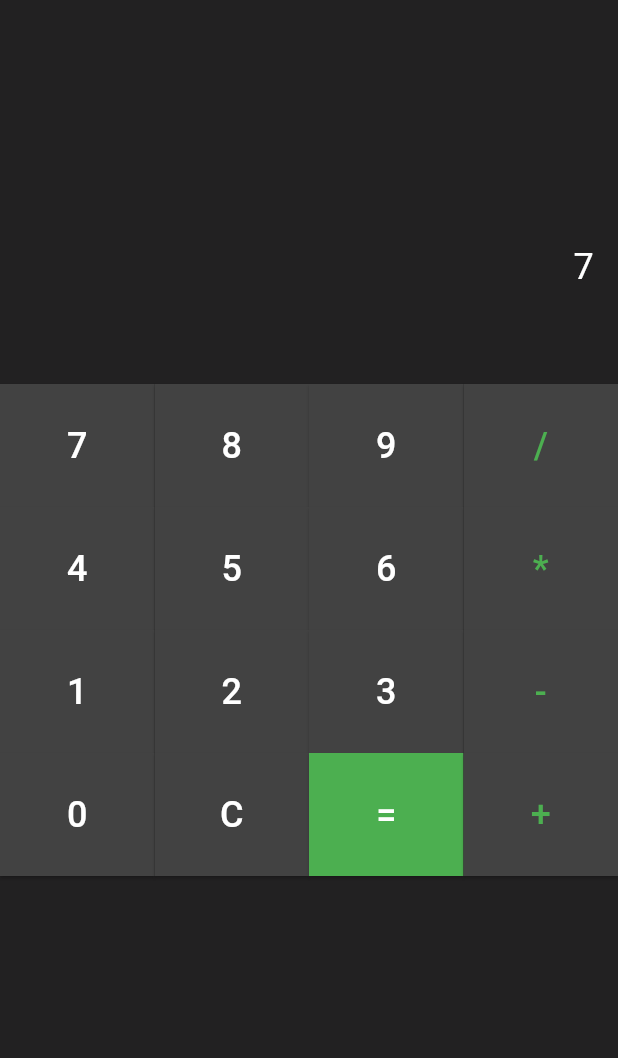
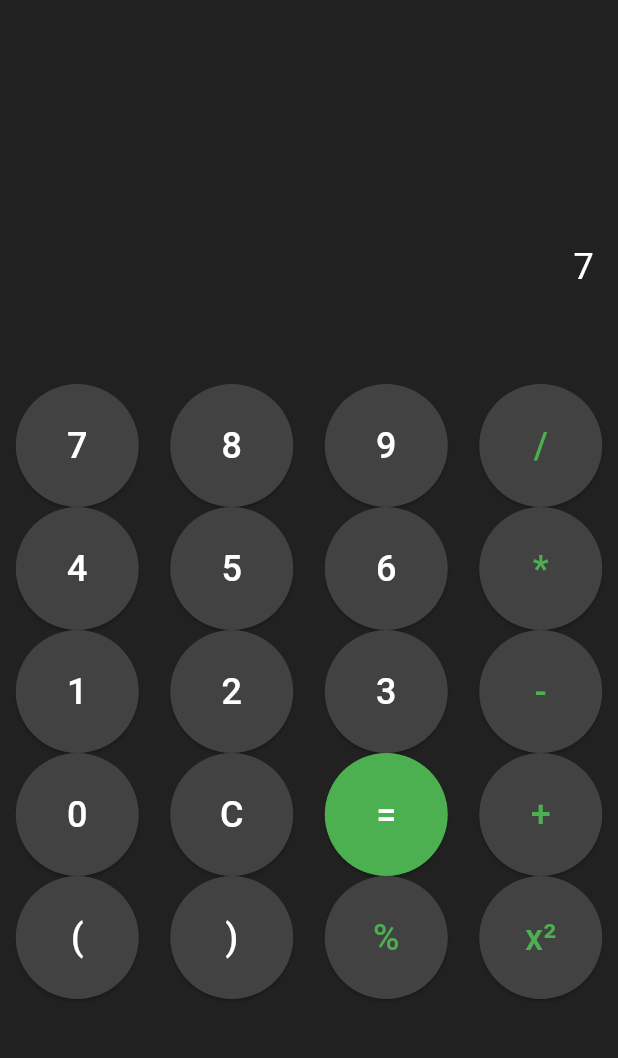
Before and after one commit to Jpiccoli1691/flutter-calculator, a Flutter app: the screen it shows after launch, after a tap on an icon or button, on a phone screen of 412 x 824 dp, the part 84-1142 px from its top. Run offline on Flutter 3.47's test engine with Material 3 defaults, Android fonts, the phone set to English and light mode, and no system bars; missing offline and left inert: expressions.

Commit message:
Added new features to the calculator app

```diff
--- a/calculator/lib/main.dart
+++ b/calculator/lib/main.dart
@@ -37,6 +37,8 @@ class _CalculatorScreenState extends State<CalculatorScreen> {
         _clear();
       } else if (value == '=') {
         _calculateResult();
+      } else if (value == 'x²') {
+        _expression += '^2';
       } else {
         _expression += value;
       }
@@ -136,6 +138,14 @@ class _CalculatorScreenState extends State<CalculatorScreen> {
                         _buildButton('+'),
                       ],
                     ),
+                    Row(
+                      children: [
+                        _buildButton('('),
+                        _buildButton(')'),
+                        _buildButton('%'),
+                        _buildButton('x²'),
+                      ],
+                    ),
                   ],
                 ),
               ),
@@ -148,7 +158,7 @@ class _CalculatorScreenState extends State<CalculatorScreen> {
 
   Widget _buildButton(String value) {
     final isOperator =
-        value == '/' || value == '*' || value == '-' || value == '+';
+        value == '/' || value == '*' || value == '-' || value == '+' || value == '%' || value == 'x²';
     final isEquals = value == '=';
     return Expanded(
       child: ElevatedButton(
@@ -158,9 +168,7 @@ class _CalculatorScreenState extends State<CalculatorScreen> {
               ? Colors.green
               : Colors.grey[800], // Button background color
           foregroundColor: Colors.white, // Button text color
-          shape: const RoundedRectangleBorder(
-            borderRadius: BorderRadius.zero,
-          ),
+          shape: const CircleBorder(), // Circular button shape
           padding: const EdgeInsets.all(24.0),
         ),
         child: Text(
```
Also changed, not shown: calculator/pubspec.yaml (+6 -74 lines), calculator/pubspec.lock.
